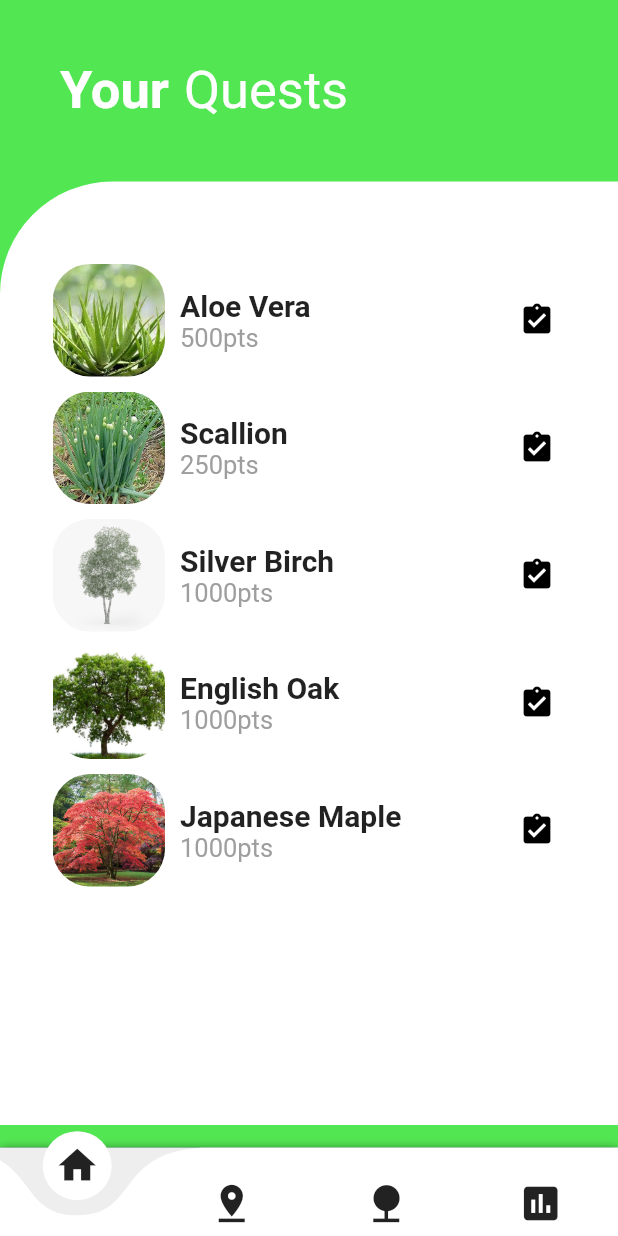
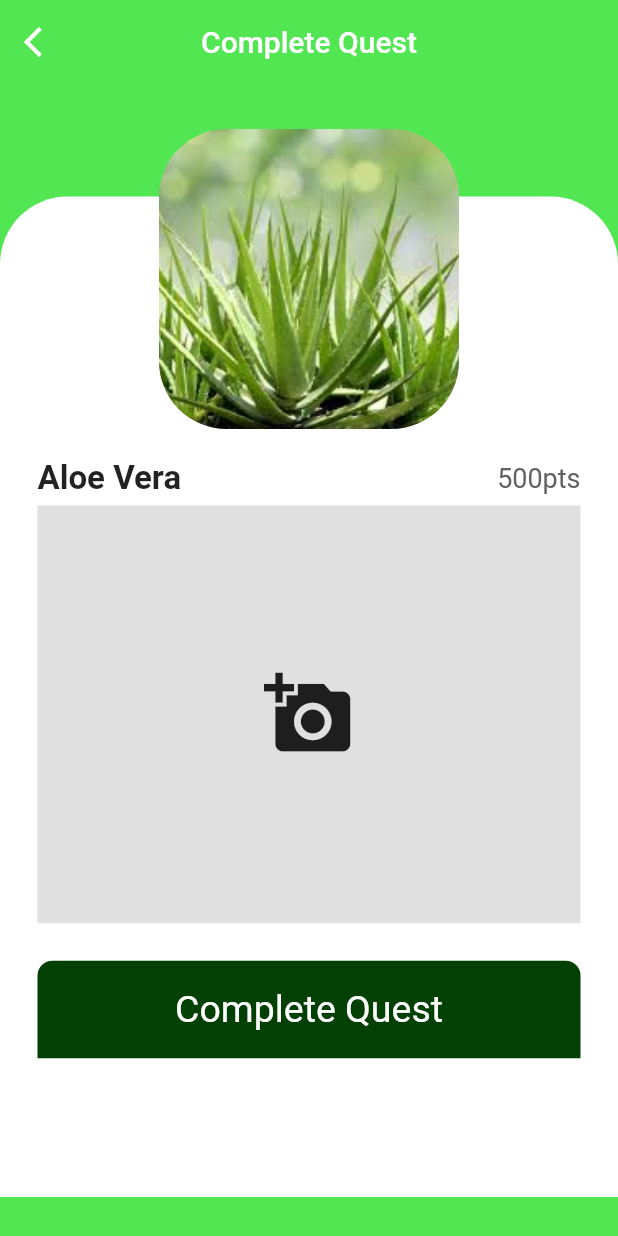
Before and after one commit to VincentDo8439/tree_planting, a Flutter app: the screen it shows after launch, after a tap on the "assignment turned in" icon, on a phone screen of 412 x 824 dp. Run offline on Flutter 3.47's test engine with Material 2 defaults, Android fonts, the phone set to English and light mode, and no system bars; drawn by our look-alikes of curved_navigation_bar; our stand-ins replace image_picker.

Commit message:
Finished Quest Completion Page.  - Camera feature is added

```diff
--- a/lib/screens/leaderboard_screen.dart
+++ b/lib/screens/leaderboard_screen.dart
@@ -122,9 +122,6 @@ class _leaderboardTile extends StatelessWidget {
                 ),
               ),
             ),
-            SizedBox(
-              width: 1,
-            ),
             Column(
               mainAxisAlignment: MainAxisAlignment.center,
               children: <Widget>[
@@ -145,24 +142,21 @@ class _leaderboardTile extends StatelessWidget {
                 )
               ],
             ),
-            SizedBox(
-              width: 20,
-            ),
             Text(
               "🥇",
               style: TextStyle(fontSize: 40, color: Colors.white),
             ),
-            SizedBox(
-              width: 10,
-            ),
-            RaisedButton(
-              onPressed: () {},
-              child: Text(
-                "Add Friend",
-                style:
-                    TextStyle(color: Colors.white, fontWeight: FontWeight.bold),
+            Padding(
+              padding: const EdgeInsets.all(8.0),
+              child: RaisedButton(
+                onPressed: () {},
+                child: Text(
+                  "Add Friend",
+                  style: TextStyle(
+                      color: Colors.white, fontWeight: FontWeight.bold),
+                ),
+                color: Colors.redAccent,
               ),
-              color: Colors.redAccent,
             )
           ],
         ),
--- a/lib/screens/quest_screen.dart
+++ b/lib/screens/quest_screen.dart
@@ -1,4 +1,5 @@
 import 'package:flutter/material.dart';
+import 'package:treeplanting/widget/quest_completion.dart';
 
 class QuestScreen extends StatefulWidget {
   @override
@@ -114,7 +115,13 @@ class _QuestScreenState extends State<QuestScreen> {
     return Padding(
       padding: EdgeInsets.only(left: 10.0, right: 10.0, top: 10.0),
       child: InkWell(
-        onTap: () {},
+        onTap: () {
+          Navigator.of(context).push((MaterialPageRoute(
+              builder: (context) => quest_completion(
+                  heroTag: imgPath,
+                  questName: questName,
+                  pointValue: pointValue))));
+        },
         child: Row(
           mainAxisAlignment: MainAxisAlignment.spaceBetween,
           children: <Widget>[
@@ -146,7 +153,8 @@ class _QuestScreenState extends State<QuestScreen> {
                       ),
                       Text(
                         pointValue,
-                        style: TextStyle(fontSize: 17.0, color: Colors.grey),
+                        style:
+                            TextStyle(fontSize: 17.0, color: Colors.grey[700]),
                       )
                     ],
                   )
@@ -156,7 +164,13 @@ class _QuestScreenState extends State<QuestScreen> {
             IconButton(
               icon: Icon(Icons.assignment_turned_in),
               color: Colors.black,
-              onPressed: () {},
+              onPressed: () {
+                Navigator.of(context).push((MaterialPageRoute(
+                    builder: (context) => quest_completion(
+                        heroTag: imgPath,
+                        questName: questName,
+                        pointValue: pointValue))));
+              },
             ),
           ],
         ),
--- /dev/null
+++ b/lib/widget/quest_completion.dart
@@ -0,0 +1,159 @@
+import 'dart:async';
+import 'dart:io';
+import 'package:flutter/material.dart';
+import 'package:image_picker/image_picker.dart';
+
+class quest_completion extends StatefulWidget {
+  final heroTag;
+  final questName;
+  final pointValue;
+
+  quest_completion({this.heroTag, this.questName, this.pointValue});
+
+  @override
+  _quest_completionState createState() => _quest_completionState();
+}
+
+class _quest_completionState extends State<quest_completion> {
+  File _image;
+
+  Future _getImageFromCamera() async {
+    var image = await ImagePicker.pickImage(source: ImageSource.camera);
+
+    setState(() {
+      _image = image;
+      print('image: $_image');
+    });
+  }
+
+  @override
+  Widget build(BuildContext context) {
+    return Scaffold(
+      backgroundColor: Color.fromRGBO(83, 230, 83, 1.0),
+      appBar: AppBar(
+        leading: IconButton(
+          onPressed: () {
+            Navigator.of(context).pop();
+          },
+          icon: Icon(Icons.arrow_back_ios),
+          color: Colors.white,
+        ),
+        backgroundColor: Colors.transparent,
+        elevation: 0.0,
+        title: Text('Complete Quest',
+            style: TextStyle(fontSize: 20.0, color: Colors.white)),
+        centerTitle: true,
+      ),
+      body: ListView(
+        children: <Widget>[
+          Stack(
+            children: <Widget>[
+              Container(
+                height: MediaQuery.of(context).size.height - 82.0,
+                width: MediaQuery.of(context).size.width,
+                color: Colors.transparent,
+              ),
+              Positioned(
+                top: 75.0,
+                child: Container(
+                  decoration: BoxDecoration(
+                    borderRadius: BorderRadius.only(
+                      topLeft: Radius.circular(45.0),
+                      topRight: Radius.circular(45.0),
+                    ),
+                    color: Colors.white,
+                  ),
+                  height: MediaQuery.of(context).size.height - 100.0,
+                  width: MediaQuery.of(context).size.width,
+                ),
+              ),
+              Positioned(
+                top: 30.0,
+                left: (MediaQuery.of(context).size.width / 2) - 100.0,
+                child: Hero(
+                  tag: widget.heroTag,
+                  child: ClipRRect(
+                    borderRadius: BorderRadius.circular(45.0),
+                    child: Container(
+                      decoration: BoxDecoration(
+                          image: DecorationImage(
+                              image: AssetImage(widget.heroTag),
+                              fit: BoxFit.cover)),
+                      height: 200.0,
+                      width: 200.0,
+                    ),
+                  ),
+                ),
+              ),
+              Positioned(
+                top: 250.0,
+                left: 25.0,
+                right: 25.0,
+                child: Column(
+                  crossAxisAlignment: CrossAxisAlignment.start,
+                  mainAxisAlignment: MainAxisAlignment.end,
+                  children: <Widget>[
+                    Row(
+                      mainAxisAlignment: MainAxisAlignment.spaceBetween,
+                      children: <Widget>[
+                        Text(widget.questName,
+                            style: TextStyle(
+                                fontSize: 22.0, fontWeight: FontWeight.bold)),
+                        Text(widget.pointValue,
+                            style: TextStyle(
+                                fontSize: 18.0, color: Colors.grey[700])),
+                      ],
+                    ),
+                    Padding(
+                      padding: EdgeInsets.only(bottom: 5.0, top: 5.0),
+                      child: AspectRatio(
+                        aspectRatio: 1.3,
+                        child: Container(
+                          child: GestureDetector(
+                            onTap: _getImageFromCamera,
+                            child: Container(
+                                color: Colors.black12,
+                                child: _image == null
+                                    ? Icon(Icons.add_a_photo, size: 60.0)
+                                    : Image.file(_image)),
+                          ),
+                        ),
+                      ),
+                    ),
+                    SizedBox(height: 20.0),
+                    Padding(
+                      padding: EdgeInsets.only(bottom: 5.0),
+                      child: InkWell(
+                        onTap: () {
+                          print('Complete Quest');
+                        },
+                        child: Container(
+                          decoration: BoxDecoration(
+                              borderRadius: BorderRadius.only(
+                                  topLeft: Radius.circular(10.0),
+                                  topRight: Radius.circular(10.0)),
+                              color: Color.fromRGBO(3, 64, 3, 1.0)),
+                          height: 65.0,
+                          child: Center(
+                            child: Text('Complete Quest',
+                                textAlign: TextAlign.center,
+                                style: TextStyle(
+                                  color: Colors.white,
+                                  fontSize: 25.0,
+                                  fontFamily: null,
+                                )),
+                          ),
+                          width: MediaQuery.of(context).size.width,
+                        ),
+                      ),
+                    )
+                  ],
+                ),
+              )
+            ],
+          )
+        ],
+      ),
+    );
+  }
+}
--- a/pubspec.yaml
+++ b/pubspec.yaml
@@ -20,6 +20,7 @@ dependencies:
   flutter:
     sdk: flutter
   curved_navigation_bar: ^0.3.2
+  image_picker: ^0.6.5+2
 
   # The following adds the Cupertino Icons font to your application.
   # Use with the CupertinoIcons class for iOS style icons.
```
Also changed, not shown: pubspec.lock, 3 other files.
